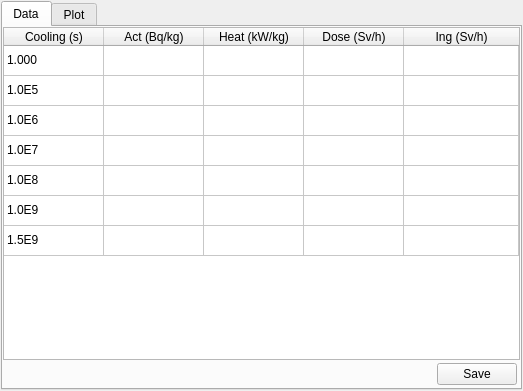
Above: iterui/ui/WidgetParam.ui from theysp/FDSNMH_GUI before the change. Below: the same form after it.
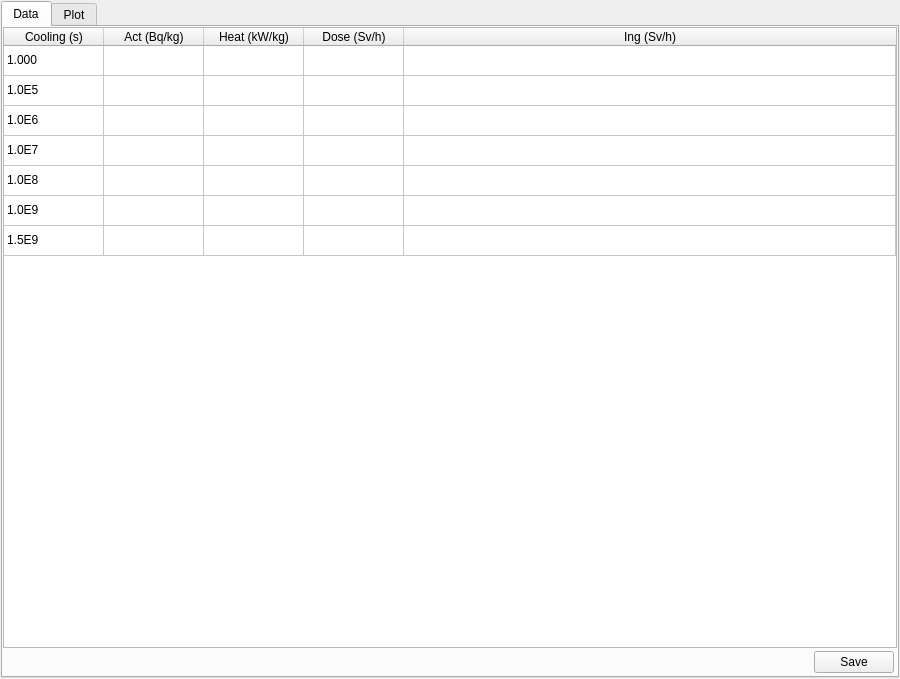
That is the form after the change. The open tabs and pages were chosen to show the change.

```diff
--- a/iterui/ui/WidgetParam.ui
+++ b/iterui/ui/WidgetParam.ui
@@ -6,8 +6,8 @@
    <rect>
     <x>0</x>
     <y>0</y>
-    <width>523</width>
-    <height>391</height>
+    <width>900</width>
+    <height>679</height>
    </rect>
   </property>
   <property name="windowTitle">
```
Left out of the diff: 2 changed lines with no effect on the pictures.
